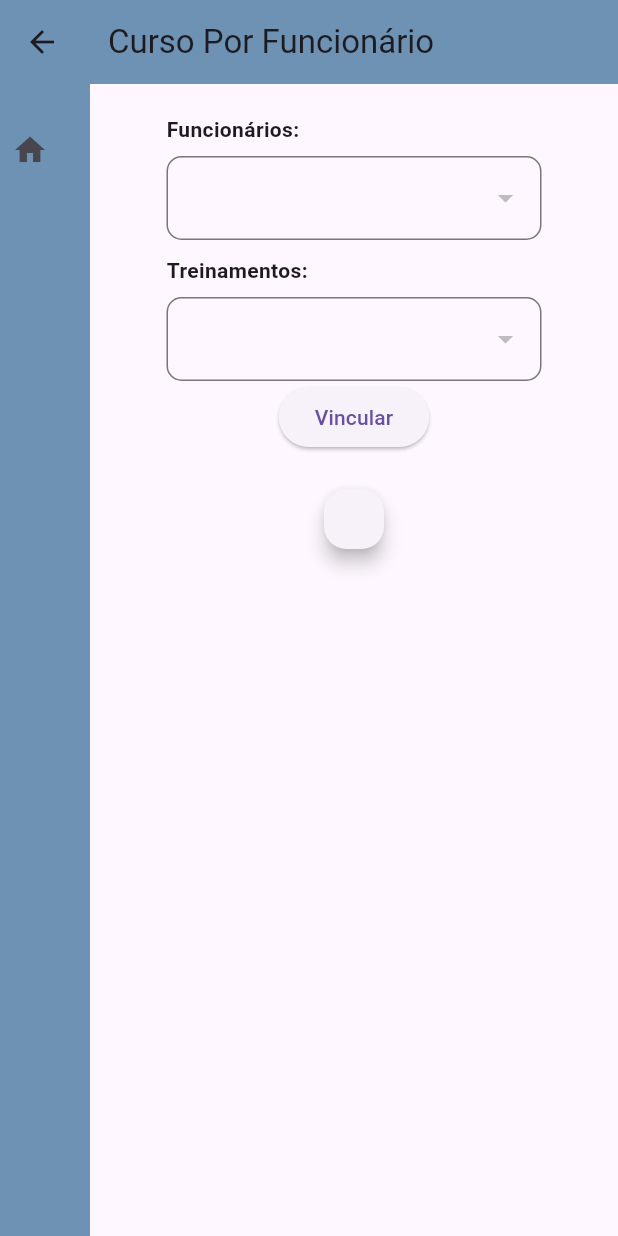
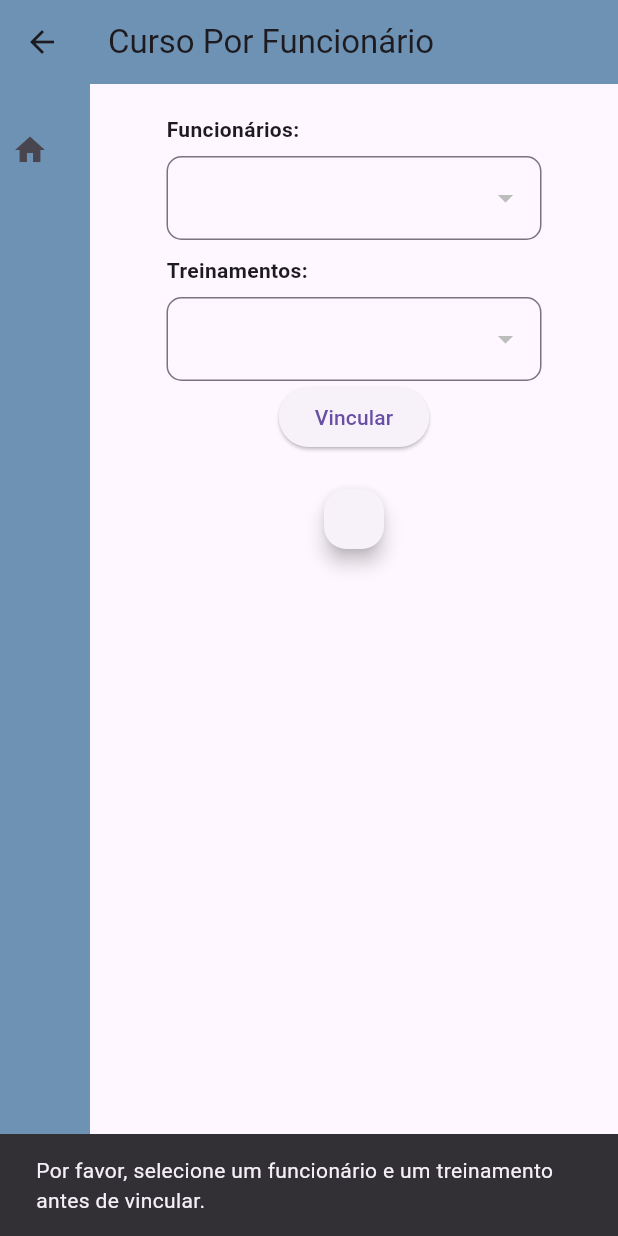
Before and after one commit to cleberfarias/ferconst2, a Flutter app: the Cursoporfuncionario screen opened directly, after a tap on "Vincular", on a phone screen of 412 x 824 dp. Run offline on Flutter 3.47's test engine with Material 3 defaults, Android fonts, the phone set to English and light mode, and no system bars; our stand-ins replace dio, fl_chart, sqflite, sqflite_common_ffi; missing offline and left inert: cron, dart:ffi, fluent_ui; accounts and stored records are empty; network calls fail.

Commit message:
Add base vinculacao funcionario treinamento

```diff
--- a/lib/model/data/trainingModel.dart
+++ b/lib/model/data/trainingModel.dart
@@ -25,7 +25,7 @@ class TrainingModel{
     return TrainingModel(
       id:map['id'],
       nome:map['nome'],
-      classificacao: map['classificacao'],
+      classificacao:map['classificacao'],
       fim: map['fim'],
       inicio:map['inicio'],
       descricao:map['descricao']
--- /dev/null
+++ b/lib/model/repositories/implementations/dio_api_repository_usuariotreinamento.dart
@@ -0,0 +1,74 @@
+// lib/utils/vincular_usuario.dart
+import 'package:dio/dio.dart';
+import 'package:flutter/material.dart';
+import '../../data/employeeModel.dart';
+import '../../data/trainingModel.dart';
+
+
+Future<void> vincularUsuarioNoTreinamento({
+  required BuildContext context,
+  required EmployeeModel? selectedEmployee,
+  required TrainingModel? selectedTraining,
+}) async {
+  if (selectedEmployee != null && selectedTraining != null) {
+    try {
+      var usuarioTreinamentoDTO = {
+        'usuarioEntity': {
+          'id': selectedEmployee.id,
+          'nome': selectedEmployee.nome,
+          'email': selectedEmployee.email,
+          'senha': selectedEmployee.senha,
+          'setor': selectedEmployee.setor,
+          'cargo': selectedEmployee.cargo,
+        },
+        'treinamentoEntity': {
+          'id': selectedTraining.id,
+          'nome': selectedTraining.nome,
+          'descricao': selectedTraining.descricao,
+          'inicio': selectedTraining.inicio,
+          'fim': selectedTraining.fim,
+        },
+      };
+      print(usuarioTreinamentoDTO);
+      Response response = await Dio().post(
+        'http://localhost:8080/usuariotreinamento/vincular',
+        data: usuarioTreinamentoDTO,
+      );
+
+      if (response.statusCode == 200) {
+        ScaffoldMessenger.of(context).showSnackBar(
+          SnackBar(
+            content: Text('Funcionário vinculado ao treinamento com sucesso!'),
+          ),
+        );
+      } else {
+        throw Exception('Erro ao vincular funcionário ao treinamento: ${response.data}');
+      }
+    } on DioError catch (dioError) {
+      String errorMessage;
+      if (dioError.response != null) {
+        errorMessage =
+        'Erro ao vincular funcionário ao treinamento: ${dioError.response!.statusCode} - ${dioError.response!.data}';
+      } else {
+        errorMessage = 'Erro ao vincular funcionário ao treinamento: ${dioError.message}';
+      }
+      ScaffoldMessenger.of(context).showSnackBar(
+        SnackBar(
+          content: Text(errorMessage),
+        ),
+      );
+    } catch (error) {
+      ScaffoldMessenger.of(context).showSnackBar(
+        SnackBar(
+          content: Text('Erro ao vincular funcionário ao treinamento: $error'),
+        ),
+      );
+    }
+  } else {
+    ScaffoldMessenger.of(context).showSnackBar(
+      SnackBar(
+        content: Text('Por favor, selecione um funcionário e um treinamento antes de vincular.'),
+      ),
+    );
+  }
+}
--- a/lib/src/cursoPorFuncionario/cursoPorFuncionário.dart
+++ b/lib/src/cursoPorFuncionario/cursoPorFuncionário.dart
@@ -1,52 +1,52 @@
-import 'package:ferconst/model/repositories/implementations/dio_api_repository_training.dart';
 import 'package:flutter/material.dart';
 import 'package:ferconst/src/home/homePage.dart';
-
 import '../../model/data/employeeModel.dart';
 import '../../model/data/trainingModel.dart';
-import '../../model/repositories/implementations/dio_api_repository.dart';
+import '../../model/repositories/implementations/dio_api_repository_usuariotreinamento.dart';
 import '../../presentation/controllers/employee_controller.dart';
-
+import '../../presentation/controllers/training_controller.dart';
 import 'package:dio/dio.dart';
-import 'package:intl/intl.dart';
-
-import '../../presentation/controllers/training_controller.dart';
+import 'package:ferconst/model/repositories/implementations/dio_api_repository.dart';
+import 'package:ferconst/model/repositories/implementations/dio_api_repository_training.dart';
 
 class Cursoporfuncionario extends StatefulWidget {
-
   @override
   _CursoporfuncionarioState createState() => _CursoporfuncionarioState();
 }
 
 class _CursoporfuncionarioState extends State<Cursoporfuncionario> {
-
   bool isMenuExpanded = false;
   late EmployeeController _employeeController;
+  late TrainingController _trainingController;
   List<EmployeeModel>? _employees;
   List<TrainingModel>? _trainings;
+  EmployeeModel? _selectedEmployee;
+  TrainingModel? _selectedTraining;
 
   @override
   void initState() {
     super.initState();
+    _employeeController = EmployeeController(DioApiRepository(dio: Dio()));
+    _trainingController = TrainingController(DioApiRepositoryTraining(dio: Dio()));
     _loadEmployees();
     _loadTrainings();
   }
 
   void _loadEmployees() async {
-    EmployeeController controller = EmployeeController(DioApiRepository(dio: Dio()));
-    List<EmployeeModel>? employees = await controller.onGetEmployees();
+    List<EmployeeModel>? employees = await _employeeController.onGetEmployees();
     setState(() {
       _employees = employees;
     });
   }
 
-  void _loadTrainings() async{
-    TrainingController controllerTraining = TrainingController(DioApiRepositoryTraining(dio: Dio()));
-    List<TrainingModel>? trainings = await controllerTraining.onGetAllTraining();
+  void _loadTrainings() async {
+    List<TrainingModel>? trainings = await _trainingController.onGetAllTraining();
     setState(() {
       _trainings = trainings;
     });
   }
+
+
 
   @override
   Widget build(BuildContext context) {
@@ -126,9 +126,10 @@ class _CursoporfuncionarioState extends State<Cursoporfuncionario> {
                           ),
                           SizedBox(height: 8.0),
                           DropdownButtonFormField<EmployeeModel>(
-                            value: _employees?.first,
+                            value: _selectedEmployee,
                             onChanged: (EmployeeModel? value) {
                               setState(() {
+                                _selectedEmployee = value;
                               });
                             },
                             decoration: InputDecoration(
@@ -139,16 +140,14 @@ class _CursoporfuncionarioState extends State<Cursoporfuncionario> {
                             items: _employees?.map((employee) {
                               return DropdownMenuItem<EmployeeModel>(
                                 value: employee,
-                                child: Text(employee!.nome),
+                                child: Text(employee.nome),
                               );
                             }).toList() ?? [],
                           ),
                         ],
                       ),
                     ),
-                    SizedBox(
-                        height: 10),
-
+                    SizedBox(height: 10),
                     SizedBox(
                       width: 250,
                       child: Column(
@@ -160,9 +159,10 @@ class _CursoporfuncionarioState extends State<Cursoporfuncionario> {
                           ),
                           SizedBox(height: 8.0),
                           DropdownButtonFormField<TrainingModel>(
-                            value: _trainings?.first,
+                            value: _selectedTraining,
                             onChanged: (TrainingModel? value) {
                               setState(() {
+                                _selectedTraining = value;
                               });
                             },
                             decoration: InputDecoration(
@@ -180,14 +180,13 @@ class _CursoporfuncionarioState extends State<Cursoporfuncionario> {
                         ],
                       ),
                     ),
-
                     ElevatedButton(
                       onPressed: () {
-                        if (_employees != null) {
-                          _employees!.forEach((employee) {
-                            print(employee.nome);
-                          });
-                        }
+                        vincularUsuarioNoTreinamento(
+                          context: context,
+                          selectedEmployee: _selectedEmployee,
+                          selectedTraining: _selectedTraining,
+                        );
                       },
                       child: Text('Vincular'),
                     ),
@@ -199,7 +198,6 @@ class _CursoporfuncionarioState extends State<Cursoporfuncionario> {
                       ),
                       child: Padding(
                         padding: const EdgeInsets.all(20.0),
-
                       ),
                     ),
                   ],
```
